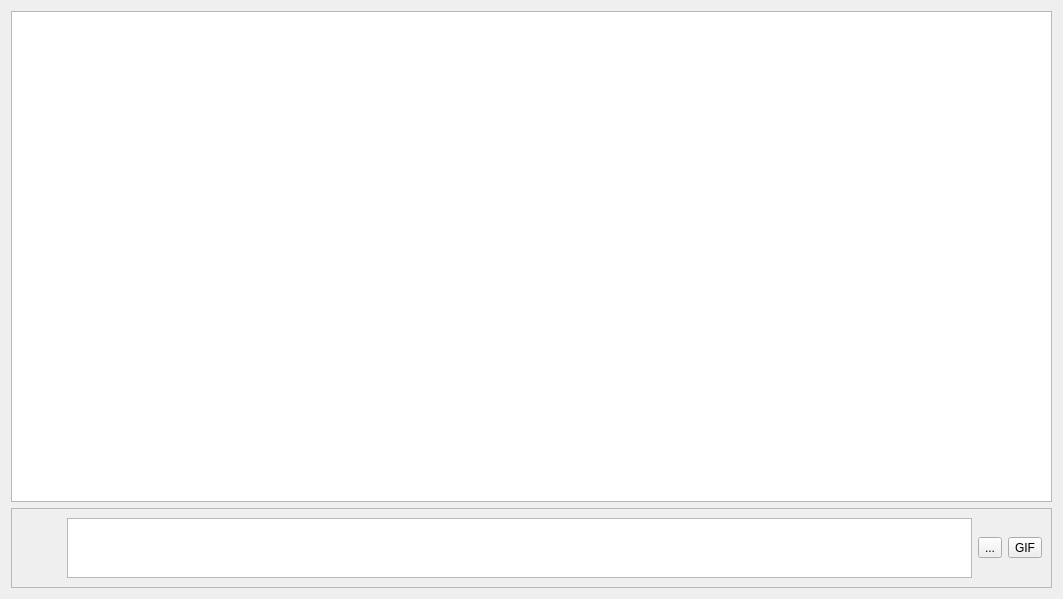
Before: the Qt Designer form pages/directmessage.ui in Didi305/Discard, drawn with Qt 5.
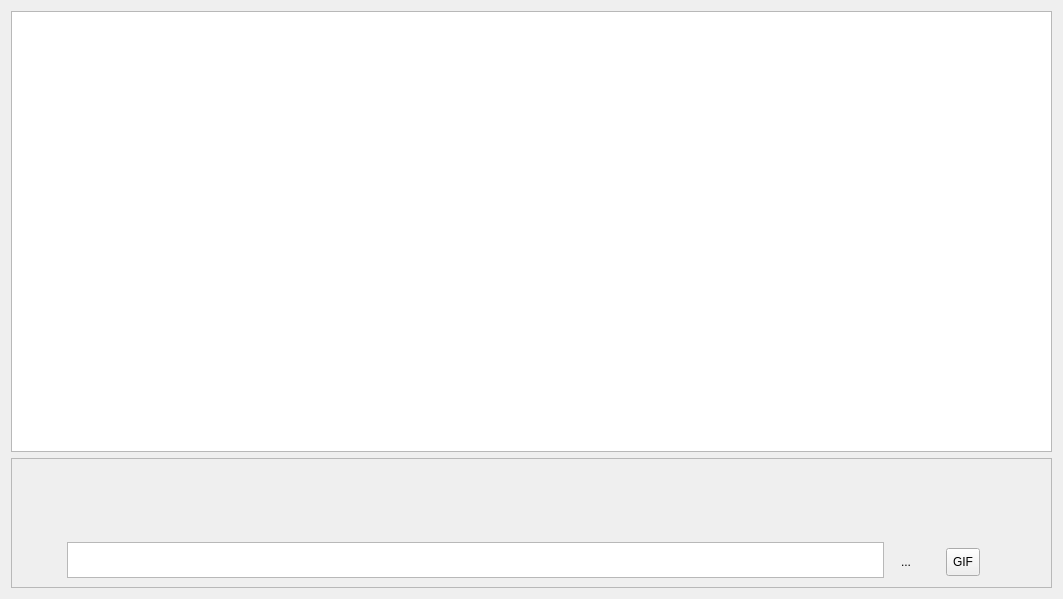
After: the same form once the commit is applied. Icons and pictures are not drawn.

Commit message: Add Emojis and Attachments

Diff of the .ui file:
```diff
--- a/pages/directmessage.ui
+++ b/pages/directmessage.ui
@@ -19,14 +19,20 @@
   <property name="styleSheet">
    <string notr="true"/>
   </property>
-  <layout class="QVBoxLayout" name="verticalLayout">
+  <layout class="QVBoxLayout" name="verticalLayout_2">
    <item>
-    <widget class="QTextBrowser" name="messageView"/>
+    <widget class="QTextBrowser" name="messageView">
+     <property name="font">
+      <font>
+       <pointsize>8</pointsize>
+      </font>
+     </property>
+    </widget>
    </item>
    <item>
     <widget class="QFrame" name="messageInputFrame">
      <property name="sizePolicy">
-      <sizepolicy hsizetype="MinimumExpanding" vsizetype="MinimumExpanding">
+      <sizepolicy hsizetype="Preferred" vsizetype="Fixed">
        <horstretch>0</horstretch>
        <verstretch>0</verstretch>
       </sizepolicy>
@@ -34,13 +40,13 @@
      <property name="minimumSize">
       <size>
        <width>0</width>
-       <height>0</height>
+       <height>75</height>
       </size>
      </property>
      <property name="maximumSize">
       <size>
        <width>16777215</width>
-       <height>80</height>
+       <height>16777215</height>
       </size>
      </property>
      <property name="baseSize">
@@ -61,6 +67,64 @@
      <property name="frameShadow">
       <enum>QFrame::Shadow::Raised</enum>
      </property>
+     <layout class="QVBoxLayout" name="verticalLayout">
+      <item>
+       <widget class="QScrollArea" name="scrollArea">
+        <property name="sizePolicy">
+         <sizepolicy hsizetype="Expanding" vsizetype="Preferred">
+          <horstretch>0</horstretch>
+          <verstretch>0</verstretch>
+         </sizepolicy>
+        </property>
+        <property name="minimumSize">
+         <size>
+          <width>0</width>
+          <height>0</height>
+         </size>
+        </property>
+        <property name="maximumSize">
+         <size>
+          <width>16777215</width>
+          <height>16777215</height>
+         </size>
+        </property>
+        <property name="autoFillBackground">
+         <bool>true</bool>
+        </property>
+        <property name="frameShape">
+         <enum>QFrame::Shape::NoFrame</enum>
+        </property>
+        <property name="widgetResizable">
+         <bool>true</bool>
+        </property>
+        <widget class="QWidget" name="inputAttachments">
+         <property name="geometry">
+          <rect>
+           <x>0</x>
+           <y>0</y>
+           <width>1025</width>
+           <height>68</height>
+          </rect>
+         </property>
+         <property name="sizePolicy">
+          <sizepolicy hsizetype="Preferred" vsizetype="Preferred">
+           <horstretch>0</horstretch>
+           <verstretch>0</verstretch>
+          </sizepolicy>
+         </property>
+         <property name="minimumSize">
+          <size>
+           <width>0</width>
+           <height>0</height>
+          </size>
+         </property>
+         <property name="styleSheet">
+          <string notr="true"/>
+         </property>
+        </widget>
+       </widget>
+      </item>
+      <item>
      <layout class="QHBoxLayout" name="horizontalLayout">
       <item>
        <widget class="QPushButton" name="pushButton">
@@ -89,10 +153,22 @@
       </item>
       <item>
        <widget class="QTextEdit" name="messageInputLine">
+          <property name="sizePolicy">
+           <sizepolicy hsizetype="Expanding" vsizetype="Preferred">
+            <horstretch>0</horstretch>
+            <verstretch>0</verstretch>
+           </sizepolicy>
+          </property>
+          <property name="minimumSize">
+           <size>
+            <width>0</width>
+            <height>20</height>
+           </size>
+          </property>
         <property name="maximumSize">
          <size>
           <width>16777215</width>
-          <height>400</height>
+            <height>16777215</height>
          </size>
         </property>
         <property name="inputMethodHints">
@@ -113,21 +189,126 @@
        </widget>
       </item>
       <item>
-       <widget class="QToolButton" name="toolButton">
+         <layout class="QHBoxLayout" name="rightButtonsLayout" stretch="0,0,0">
+          <property name="spacing">
+           <number>24</number>
+          </property>
+          <property name="topMargin">
+           <number>4</number>
+          </property>
+          <property name="rightMargin">
+           <number>6</number>
+          </property>
+          <item>
+           <widget class="QToolButton" name="emotesButton">
+            <property name="minimumSize">
+             <size>
+              <width>32</width>
+              <height>32</height>
+             </size>
+            </property>
+            <property name="maximumSize">
+             <size>
+              <width>32</width>
+              <height>32</height>
+             </size>
+            </property>
+            <property name="cursor">
+             <cursorShape>PointingHandCursor</cursorShape>
+            </property>
         <property name="text">
          <string>...</string>
         </property>
-        <property name="icon">
-         <iconset theme="QIcon::ThemeIcon::AddressBookNew"/>
+            <property name="iconSize">
+             <size>
+              <width>21</width>
+              <height>21</height>
+             </size>
+            </property>
+            <property name="autoRaise">
+             <bool>true</bool>
         </property>
        </widget>
       </item>
       <item>
-       <widget class="QToolButton" name="toolButton_2">
+           <widget class="QToolButton" name="GIFButton">
+            <property name="minimumSize">
+             <size>
+              <width>28</width>
+              <height>28</height>
+             </size>
+            </property>
+            <property name="font">
+             <font>
+              <pointsize>9</pointsize>
+             </font>
+            </property>
+            <property name="cursor">
+             <cursorShape>PointingHandCursor</cursorShape>
+            </property>
+            <property name="styleSheet">
+             <string notr="true"/>
+            </property>
         <property name="text">
          <string>GIF</string>
         </property>
-       </widget>
+            <property name="iconSize">
+             <size>
+              <width>24</width>
+              <height>24</height>
+             </size>
+            </property>
+            <property name="autoRaise">
+             <bool>false</bool>
+            </property>
+           </widget>
+          </item>
+          <item>
+           <widget class="QPushButton" name="sendButton">
+            <property name="minimumSize">
+             <size>
+              <width>28</width>
+              <height>28</height>
+             </size>
+            </property>
+            <property name="maximumSize">
+             <size>
+              <width>32</width>
+              <height>32</height>
+             </size>
+            </property>
+            <property name="cursor">
+             <cursorShape>PointingHandCursor</cursorShape>
+            </property>
+            <property name="autoFillBackground">
+             <bool>false</bool>
+            </property>
+            <property name="styleSheet">
+             <string notr="true"/>
+            </property>
+            <property name="text">
+             <string/>
+            </property>
+            <property name="icon">
+             <iconset theme="QIcon::ThemeIcon::DocumentSend"/>
+            </property>
+            <property name="iconSize">
+             <size>
+              <width>24</width>
+              <height>24</height>
+             </size>
+            </property>
+            <property name="shortcut">
+             <string/>
+            </property>
+            <property name="flat">
+             <bool>true</bool>
+            </property>
+           </widget>
+          </item>
+         </layout>
+        </item>
+       </layout>
       </item>
      </layout>
     </widget>
```
Left out of the diff: 15 changed lines with no effect on the pictures. Lines whose indentation alone changed are shown as unchanged. The commit also changes 97 other files.
